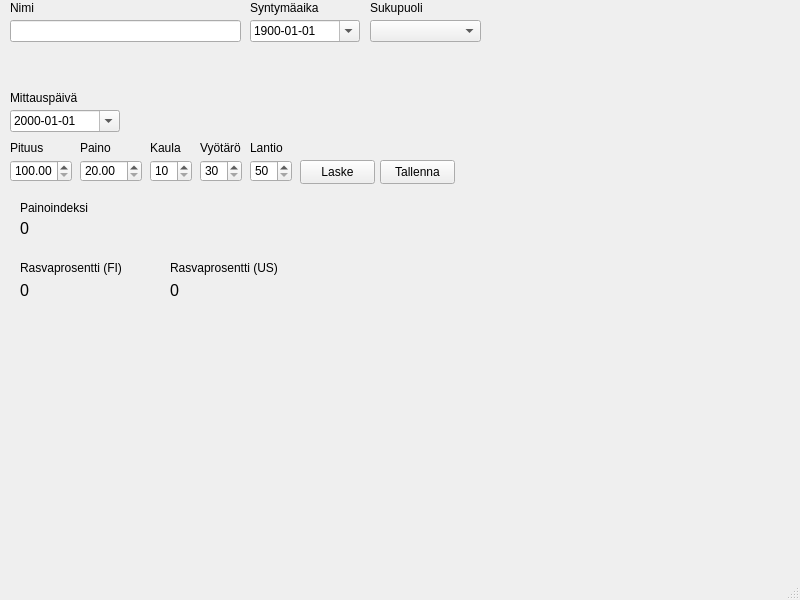
This is main.ui in TiViOpetus/FitnessGUI as Qt 5 draws it before an edit. The edited form follows.
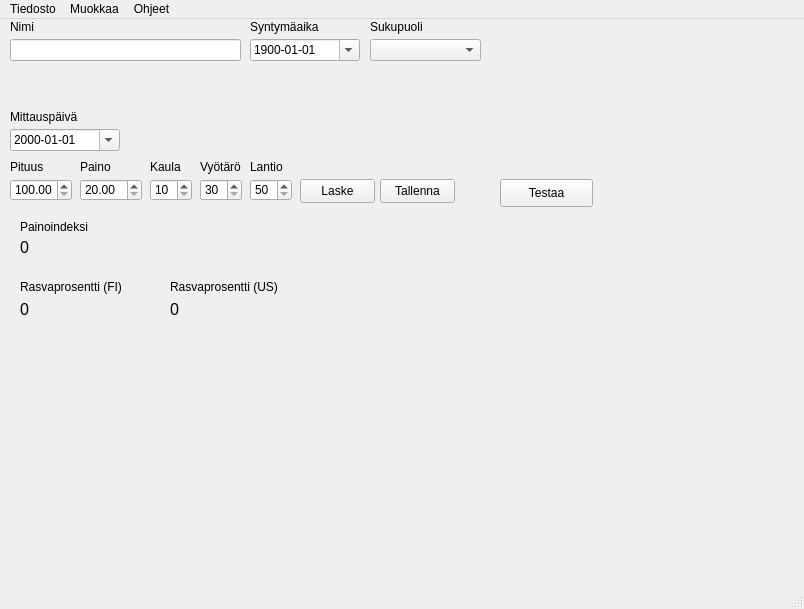
This is the edited form.

Commit message: Added test button and universal messagebox method

The edit to the form file:
```diff
--- a/main.ui
+++ b/main.ui
@@ -6,8 +6,8 @@
    <rect>
     <x>0</x>
     <y>0</y>
-    <width>800</width>
-    <height>600</height>
+    <width>804</width>
+    <height>609</height>
    </rect>
   </property>
   <property name="windowTitle">
@@ -419,16 +419,67 @@
      <string>Sukupuoli</string>
     </property>
    </widget>
+   <widget class="QPushButton" name="testUiPushButton">
+    <property name="geometry">
+     <rect>
+      <x>500</x>
+      <y>160</y>
+      <width>93</width>
+      <height>28</height>
+     </rect>
+    </property>
+    <property name="text">
+     <string>Testaa</string>
+    </property>
+   </widget>
   </widget>
   <widget class="QMenuBar" name="menubar">
    <property name="geometry">
     <rect>
      <x>0</x>
      <y>0</y>
-     <width>800</width>
+     <width>804</width>
      <height>26</height>
     </rect>
    </property>
+   <widget class="QMenu" name="menuTiedosto">
+    <property name="title">
+     <string>Tiedosto</string>
+    </property>
+    <widget class="QMenu" name="menuJaa">
+     <property name="title">
+      <string>Jaa</string>
+     </property>
+     <addaction name="actionFacebook"/>
+     <addaction name="actionTwitter"/>
+     <addaction name="actionInstagram"/>
+    </widget>
+    <widget class="QMenu" name="menuAsetukset">
+     <property name="title">
+      <string>Asetukset</string>
+     </property>
+     <addaction name="actionKieli"/>
+     <addaction name="actionUlkoasu"/>
+    </widget>
+    <addaction name="actionTulosta"/>
+    <addaction name="menuJaa"/>
+    <addaction name="menuAsetukset"/>
+    <addaction name="actionSulje"/>
+   </widget>
+   <widget class="QMenu" name="menuMuokkaa">
+    <property name="title">
+     <string>Muokkaa</string>
+    </property>
+    <addaction name="actionPalauta_oletukset"/>
+   </widget>
+   <widget class="QMenu" name="menuOhjeet">
+    <property name="title">
+     <string>Ohjeet</string>
+    </property>
+   </widget>
+   <addaction name="menuTiedosto"/>
+   <addaction name="menuMuokkaa"/>
+   <addaction name="menuOhjeet"/>
   </widget>
   <widget class="QStatusBar" name="statusbar"/>
  </widget>
```
Left out of the diff: 70 changed lines with no effect on the pictures. The commit also changes 1 other file.
